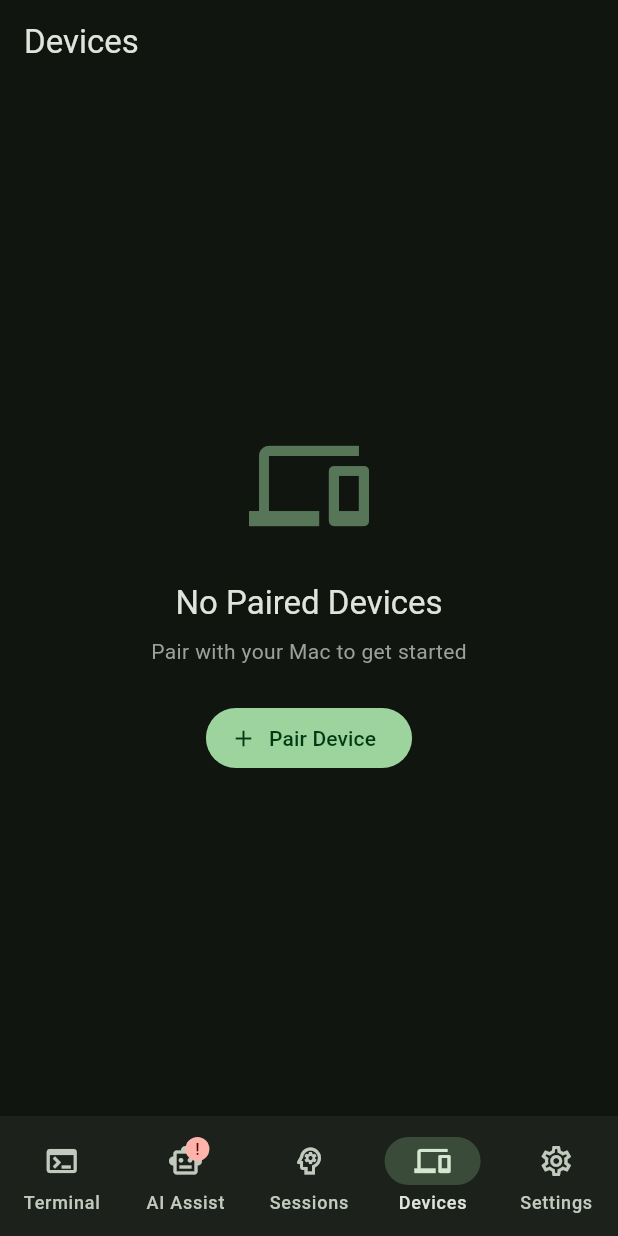
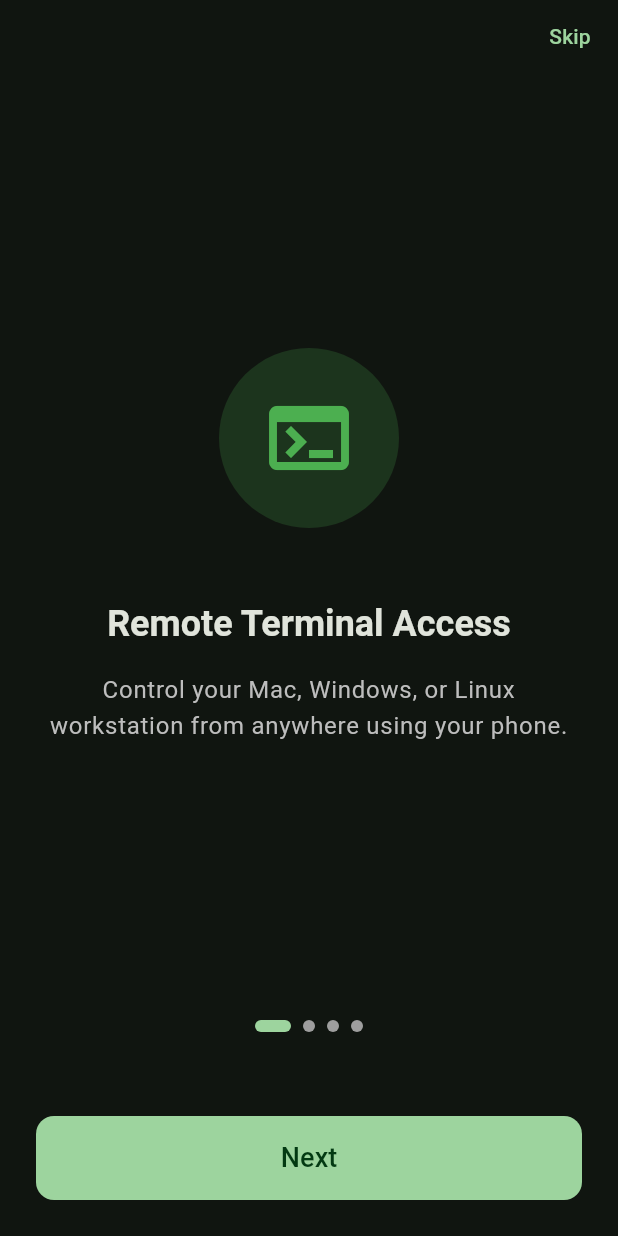
Before and after one commit to jeffwoolums/termlinkky-app, a Flutter app: the screen it shows after launch, on a phone screen of 412 x 824 dp. Run offline on Flutter 3.47's test engine with Material 3 defaults, Android fonts, the phone set to English and light mode, and no system bars; our stand-ins replace shared_preferences.

Commit message:
Complete buildable Flutter app
- Fixed all compilation errors
- Added onboarding flow
- iOS build successful (17.2MB)
- Full platform support: iOS, Android, macOS, Windows, Linux

Build: flutter build ios --no-codesign ✓

```diff
--- a/lib/main.dart
+++ b/lib/main.dart
@@ -1,13 +1,24 @@
 import 'package:flutter/material.dart';
+import 'package:flutter/services.dart';
 import 'package:provider/provider.dart';
 import 'services/connection_manager.dart';
 import 'services/pairing_manager.dart';
 import 'services/settings_manager.dart';
 import 'services/ai_assistant.dart';
+import 'screens/onboarding_screen.dart';
 import 'screens/home_screen.dart';
 
 void main() {
   WidgetsFlutterBinding.ensureInitialized();
+
+  // Set preferred orientations
+  SystemChrome.setPreferredOrientations([
+    DeviceOrientation.portraitUp,
+    DeviceOrientation.portraitDown,
+    DeviceOrientation.landscapeLeft,
+    DeviceOrientation.landscapeRight,
+  ]);
+
   runApp(const TermLinkkyApp());
 }
 
@@ -26,23 +37,52 @@ class TermLinkkyApp extends StatelessWidget {
       child: MaterialApp(
         title: 'TermLinkky',
         debugShowCheckedModeBanner: false,
-        theme: ThemeData(
-          useMaterial3: true,
-          colorScheme: ColorScheme.fromSeed(
-            seedColor: const Color(0xFF32C759),
-            brightness: Brightness.dark,
-          ),
-          fontFamily: 'JetBrainsMono',
+        theme: _buildTheme(Brightness.light),
+        darkTheme: _buildTheme(Brightness.dark),
+        themeMode: ThemeMode.dark,
+        home: FutureBuilder<Widget>(
+          future: getInitialScreen(),
+          builder: (context, snapshot) {
+            if (snapshot.connectionState == ConnectionState.waiting) {
+              return const Scaffold(
+                body: Center(child: CircularProgressIndicator()),
+              );
+            }
+            return snapshot.data ?? const HomeScreen();
+          },
         ),
-        darkTheme: ThemeData(
-          useMaterial3: true,
-          colorScheme: ColorScheme.fromSeed(
-            seedColor: const Color(0xFF32C759),
-            brightness: Brightness.dark,
-          ),
+      ),
+    );
+  }
+
+  ThemeData _buildTheme(Brightness brightness) {
+    final isDark = brightness == Brightness.dark;
+
+    return ThemeData(
+      useMaterial3: true,
+      brightness: brightness,
+      colorScheme: ColorScheme.fromSeed(
+        seedColor: const Color(0xFF32C759), // TermLinkky green
+        brightness: brightness,
+      ),
+      fontFamily: 'JetBrainsMono',
+      appBarTheme: AppBarTheme(
+        centerTitle: true,
+        elevation: 0,
+        backgroundColor: isDark ? Colors.black : Colors.white,
+      ),
+      cardTheme: const CardThemeData(
+        elevation: 0,
+      ),
+      inputDecorationTheme: InputDecorationTheme(
+        border: OutlineInputBorder(borderRadius: BorderRadius.circular(12)),
+        filled: true,
+      ),
+      filledButtonTheme: FilledButtonThemeData(
+        style: FilledButton.styleFrom(
+          padding: const EdgeInsets.symmetric(horizontal: 24, vertical: 12),
+          shape: RoundedRectangleBorder(borderRadius: BorderRadius.circular(12)),
         ),
-        themeMode: ThemeMode.dark,
-        home: const HomeScreen(),
       ),
     );
   }
--- a/lib/models/paired_device.dart
+++ b/lib/models/paired_device.dart
@@ -1,5 +1,3 @@
-import 'dart:convert';
-
 class PairedDevice {
   final String id;
   final String name;
--- a/lib/screens/devices_screen.dart
+++ b/lib/screens/devices_screen.dart
@@ -87,7 +87,7 @@ class _DeviceTile extends StatelessWidget {
     final connectionManager = context.watch<ConnectionManager>();
     final pairingManager = context.watch<PairingManager>();
     final isConnected = connectionManager.currentDevice?.id == device.id && connectionManager.isConnected;
-    final isConnecting = connectionManager.currentDevice?.id == device.id && connectionManager.state == ConnectionState.connecting;
+    final isConnecting = connectionManager.currentDevice?.id == device.id && connectionManager.state == AppConnectionState.connecting;
 
     return Dismissible(
       key: Key(device.id),
--- /dev/null
+++ b/lib/screens/onboarding_screen.dart
@@ -0,0 +1,194 @@
+import 'package:flutter/material.dart';
+import 'package:shared_preferences/shared_preferences.dart';
+import 'home_screen.dart';
+
+class OnboardingScreen extends StatefulWidget {
+  const OnboardingScreen({super.key});
+
+  @override
+  State<OnboardingScreen> createState() => _OnboardingScreenState();
+}
+
+class _OnboardingScreenState extends State<OnboardingScreen> {
+  final _pageController = PageController();
+  int _currentPage = 0;
+
+  final _pages = const [
+    _OnboardingPage(
+      icon: Icons.terminal,
+      title: 'Remote Terminal Access',
+      description: 'Control your Mac, Windows, or Linux workstation from anywhere using your phone.',
+      color: Colors.green,
+    ),
+    _OnboardingPage(
+      icon: Icons.shield,
+      title: 'Secure by Design',
+      description: 'Uses Tailscale VPN + certificate pinning. Your data never touches the public internet.',
+      color: Colors.blue,
+    ),
+    _OnboardingPage(
+      icon: Icons.smart_toy,
+      title: 'AI Assistant',
+      description: 'Use natural language to run commands. Just describe what you want to do.',
+      color: Colors.purple,
+    ),
+    _OnboardingPage(
+      icon: Icons.psychology,
+      title: 'AI Session Control',
+      description: 'Monitor and control Claude Code, Codex, or Aider sessions running on your workstation.',
+      color: Colors.orange,
+    ),
+  ];
+
+  @override
+  void dispose() {
+    _pageController.dispose();
+    super.dispose();
+  }
+
+  void _next() {
+    if (_currentPage < _pages.length - 1) {
+      _pageController.nextPage(
+        duration: const Duration(milliseconds: 300),
+        curve: Curves.easeInOut,
+      );
+    } else {
+      _complete();
+    }
+  }
+
+  void _complete() async {
+    final prefs = await SharedPreferences.getInstance();
+    await prefs.setBool('onboarding_complete', true);
+    if (mounted) {
+      Navigator.of(context).pushReplacement(
+        MaterialPageRoute(builder: (_) => const HomeScreen()),
+      );
+    }
+  }
+
+  @override
+  Widget build(BuildContext context) {
+    return Scaffold(
+      body: SafeArea(
+        child: Column(
+          children: [
+            // Skip button
+            Align(
+              alignment: Alignment.topRight,
+              child: TextButton(
+                onPressed: _complete,
+                child: const Text('Skip'),
+              ),
+            ),
+
+            // Pages
+            Expanded(
+              child: PageView.builder(
+                controller: _pageController,
+                onPageChanged: (index) => setState(() => _currentPage = index),
+                itemCount: _pages.length,
+                itemBuilder: (context, index) => _pages[index],
+              ),
+            ),
+
+            // Dots indicator
+            Row(
+              mainAxisAlignment: MainAxisAlignment.center,
+              children: List.generate(
+                _pages.length,
+                (index) => Container(
+                  margin: const EdgeInsets.symmetric(horizontal: 4),
+                  width: _currentPage == index ? 24 : 8,
+                  height: 8,
+                  decoration: BoxDecoration(
+                    color: _currentPage == index
+                        ? Theme.of(context).colorScheme.primary
+                        : Colors.grey,
+                    borderRadius: BorderRadius.circular(4),
+                  ),
+                ),
+              ),
+            ),
+
+            const SizedBox(height: 32),
+
+            // Next/Get Started button
+            Padding(
+              padding: const EdgeInsets.all(24),
+              child: SizedBox(
+                width: double.infinity,
+                height: 56,
+                child: FilledButton(
+                  onPressed: _next,
+                  child: Text(
+                    _currentPage == _pages.length - 1 ? 'Get Started' : 'Next',
+                    style: const TextStyle(fontSize: 18),
+                  ),
+                ),
+              ),
+            ),
+          ],
+        ),
+      ),
+    );
+  }
+}
+
+class _OnboardingPage extends StatelessWidget {
+  final IconData icon;
+  final String title;
+  final String description;
+  final Color color;
+
+  const _OnboardingPage({
+    required this.icon,
+    required this.title,
+    required this.description,
+    required this.color,
+  });
+
+  @override
+  Widget build(BuildContext context) {
+    return Padding(
+      padding: const EdgeInsets.all(32),
+      child: Column(
+        mainAxisAlignment: MainAxisAlignment.center,
+        children: [
+          Container(
+            width: 120,
+            height: 120,
+            decoration: BoxDecoration(
+              color: color.withOpacity(0.2),
+              shape: BoxShape.circle,
+            ),
+            child: Icon(icon, size: 64, color: color),
+          ),
+          const SizedBox(height: 48),
+          Text(
+            title,
+            style: Theme.of(context).textTheme.headlineSmall?.copyWith(
+              fontWeight: FontWeight.bold,
+            ),
+            textAlign: TextAlign.center,
+          ),
+          const SizedBox(height: 16),
+          Text(
+            description,
+            style: Theme.of(context).textTheme.bodyLarge?.copyWith(
+              color: Colors.grey[400],
+            ),
+            textAlign: TextAlign.center,
+          ),
+        ],
+      ),
+    );
+  }
+}
+
+/// Check if onboarding is needed and return appropriate screen
+Future<Widget> getInitialScreen() async {
+  final prefs = await SharedPreferences.getInstance();
+  final completed = prefs.getBool('onboarding_complete') ?? false;
+  return completed ? const HomeScreen() : const OnboardingScreen();
+}
--- a/lib/services/connection_manager.dart
+++ b/lib/services/connection_manager.dart
@@ -7,10 +7,10 @@ import '../models/paired_device.dart';
 import '../models/terminal_line.dart';
 import 'pairing_manager.dart';
 
-enum ConnectionState { disconnected, connecting, connected, error }
+enum AppConnectionState { disconnected, connecting, connected, error }
 
 class ConnectionManager extends ChangeNotifier {
-  ConnectionState _state = ConnectionState.disconnected;
+  AppConnectionState _state = AppConnectionState.disconnected;
   PairedDevice? _currentDevice;
   final List<TerminalLine> _terminalLines = [];
   IOWebSocketChannel? _channel;
@@ -18,16 +18,16 @@ class ConnectionManager extends ChangeNotifier {
   String? _errorMessage;
   int _lineCounter = 0;
 
-  ConnectionState get state => _state;
+  AppConnectionState get state => _state;
   PairedDevice? get currentDevice => _currentDevice;
   List<TerminalLine> get terminalLines => _terminalLines;
   String? get errorMessage => _errorMessage;
-  bool get isConnected => _state == ConnectionState.connected;
+  bool get isConnected => _state == AppConnectionState.connected;
 
   Future<void> connect(PairedDevice device, PairingManager pairingManager) async {
-    if (_state == ConnectionState.connecting) return;
+    if (_state == AppConnectionState.connecting) return;
 
-    _state = ConnectionState.connecting;
+    _state = AppConnectionState.connecting;
     _currentDevice = device;
     _terminalLines.clear();
     _errorMessage = null;
@@ -35,12 +35,12 @@ class ConnectionManager extends ChangeNotifier {
 
     try {
       await _establishSecureConnection(device);
-      _state = ConnectionState.connected;
+      _state = AppConnectionState.connected;
       pairingManager.updateLastConnected(device);
       _startReceiving();
       notifyListeners();
     } catch (e) {
-      _state = ConnectionState.error;
+      _state = AppConnectionState.error;
       _errorMessage = e.toString();
       _currentDevice = null;
       notifyListeners();
@@ -52,17 +52,15 @@ class ConnectionManager extends ChangeNotifier {
     _channel?.sink.close();
     _channel = null;
     _currentDevice = null;
-    _state = ConnectionState.disconnected;
+    _state = AppConnectionState.disconnected;
     notifyListeners();
   }
 
   Future<void> _establishSecureConnection(PairedDevice device) async {
     final uri = Uri.parse('wss://${device.hostname}:${device.port}/terminal');
 
-    // Create HTTP client with certificate pinning
     final httpClient = HttpClient()
       ..badCertificateCallback = (cert, host, port) {
-        // Verify certificate fingerprint matches
         final digest = sha256.convert(cert.der);
         final fingerprint = digest.bytes
             .map((b) => b.toRadixString(16).padLeft(2, '0'))
@@ -87,13 +85,13 @@ class ConnectionManager extends ChangeNotifier {
         }
       },
       onError: (error) {
-        _state = ConnectionState.error;
+        _state = AppConnectionState.error;
         _errorMessage = error.toString();
         notifyListeners();
       },
       onDone: () {
-        if (_state == ConnectionState.connected) {
-          _state = ConnectionState.disconnected;
+        if (_state == AppConnectionState.connected) {
+          _state = AppConnectionState.disconnected;
           notifyListeners();
         }
       },
@@ -110,7 +108,6 @@ class ConnectionManager extends ChangeNotifier {
         ));
       }
     }
-    // Keep buffer reasonable
     if (_terminalLines.length > 1000) {
       _terminalLines.removeRange(0, 100);
     }
@@ -120,7 +117,6 @@ class ConnectionManager extends ChangeNotifier {
   void sendCommand(String command) {
     if (!isConnected) return;
 
-    // Add to terminal as input
     _terminalLines.add(TerminalLine(
       id: '${_lineCounter++}',
       text: '\$ $command',
```
Also changed, not shown: analysis_options.yaml (added, +28 -0 lines), lib/screens/terminal_screen.dart (+4 -4 lines), pubspec.yaml (+7 -15 lines), 121 other files.
